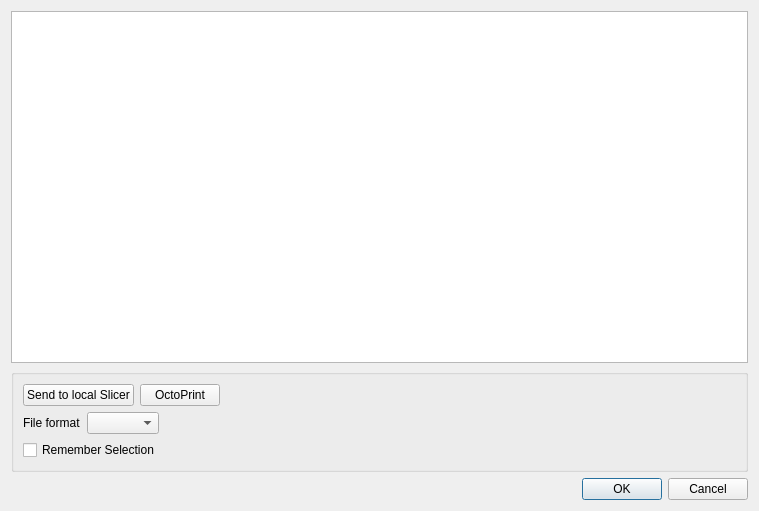
Old version of the form src/gui/PrintInitDialog.ui in the repository openscad/openscad.
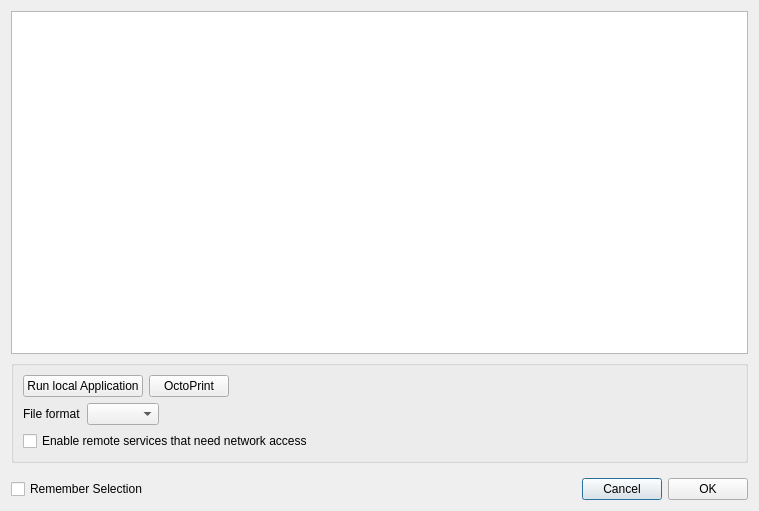
New version of the form.

Commit message: Make remote network services optional; add API key request for OctoPrint.

```diff
--- a/src/gui/PrintInitDialog.ui
+++ b/src/gui/PrintInitDialog.ui
@@ -45,18 +45,26 @@
      </property>
      <layout class="QVBoxLayout" name="verticalLayout">
       <item>
+       <layout class="QHBoxLayout" name="horizontalLayout">
+        <property name="topMargin">
+         <number>0</number>
+        </property>
+        <item>
        <layout class="QHBoxLayout" name="printServiceLayout">
         <item>
          <widget class="QPushButton" name="LocalSlicerButton">
           <property name="text">
-           <string>Send to local Slicer</string>
+             <string>Run local Application</string>
           </property>
           <property name="checkable">
            <bool>true</bool>
           </property>
-          <property name="autoExclusive">
-           <bool>true</bool>
-          </property>
+            <property name="autoDefault">
+             <bool>false</bool>
+            </property>
+            <attribute name="buttonGroup">
+             <string notr="true">buttonGroup</string>
+            </attribute>
          </widget>
         </item>
         <item>
@@ -67,13 +75,18 @@
           <property name="checkable">
            <bool>true</bool>
           </property>
-          <property name="autoExclusive">
-           <bool>true</bool>
-          </property>
-         </widget>
-        </item>
+            <property name="autoDefault">
+             <bool>false</bool>
+            </property>
+            <attribute name="buttonGroup">
+             <string notr="true">buttonGroup</string>
+            </attribute>
+           </widget>
+          </item>
+         </layout>
+        </item>
         <item>
-         <spacer name="horizontalSpacer">
+         <spacer name="horizontalSpacerPrintService">
           <property name="orientation">
            <enum>Qt::Horizontal</enum>
           </property>
@@ -88,19 +101,19 @@
        </layout>
       </item>
       <item>
-       <layout class="QHBoxLayout" name="horizontalLayout">
+       <layout class="QHBoxLayout" name="horizontalLayoutFileFormat">
         <item>
-         <widget class="QLabel" name="label">
+         <widget class="QLabel" name="labelFileFormat">
           <property name="text">
            <string>File format</string>
           </property>
          </widget>
         </item>
         <item>
-         <widget class="QComboBox" name="fileFormatComboBox"/>
+         <widget class="QComboBox" name="comboBoxFileFormat"/>
         </item>
         <item>
-         <spacer name="horizontalSpacer_2">
+         <spacer name="horizontalSpacerFileFormat">
           <property name="orientation">
            <enum>Qt::Horizontal</enum>
           </property>
@@ -114,6 +127,21 @@
         </item>
        </layout>
       </item>
+      <item>
+       <widget class="QCheckBox" name="checkBoxEnableRemotePrintServices">
+        <property name="text">
+         <string>Enable remote services that need network access</string>
+        </property>
+       </widget>
+      </item>
+     </layout>
+    </widget>
+   </item>
+   <item>
+    <layout class="QHBoxLayout" name="horizontalLayoutDialogButtons">
+     <property name="topMargin">
+      <number>9</number>
+     </property>
       <item>
        <widget class="QCheckBox" name="checkBoxRememberSelection">
         <property name="text">
@@ -121,17 +149,36 @@
         </property>
        </widget>
       </item>
-     </layout>
+     <item>
+      <spacer name="horizontalSpacerButtons">
+       <property name="orientation">
+        <enum>Qt::Horizontal</enum>
+       </property>
+       <property name="sizeHint" stdset="0">
+        <size>
+         <width>40</width>
+         <height>20</height>
+        </size>
+       </property>
+      </spacer>
+     </item>
+     <item>
+      <widget class="QPushButton" name="pushButtonCancel">
+       <property name="text">
+        <string>Cancel</string>
+       </property>
     </widget>
    </item>
    <item>
-    <widget class="QDialogButtonBox" name="buttonBox">
-     <property name="standardButtons">
-      <set>QDialogButtonBox::Cancel|QDialogButtonBox::Ok</set>
+      <widget class="QPushButton" name="pushButtonOk">
+       <property name="text">
+        <string>OK</string>
      </property>
     </widget>
    </item>
   </layout>
+   </item>
+  </layout>
  </widget>
  <resources>
   <include location="../../resources/common.qrc"/>
```
Left out of the diff: 25 changed lines with no effect on the pictures. Lines whose indentation alone changed are shown as unchanged. The commit also changes 31 other files.
